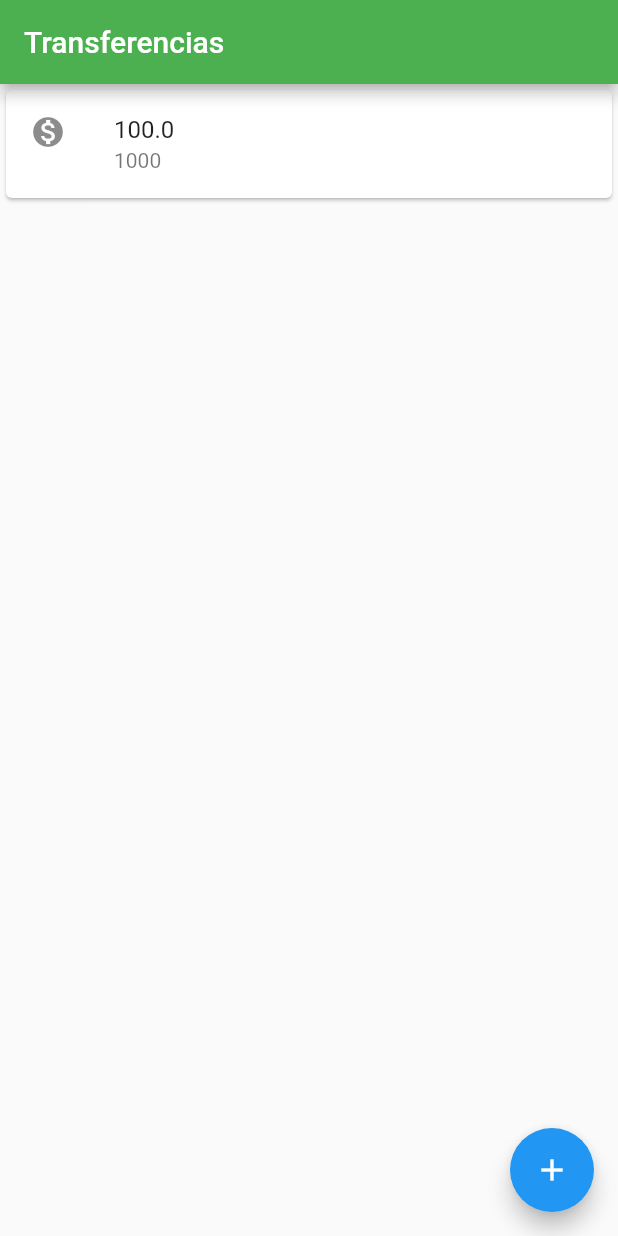
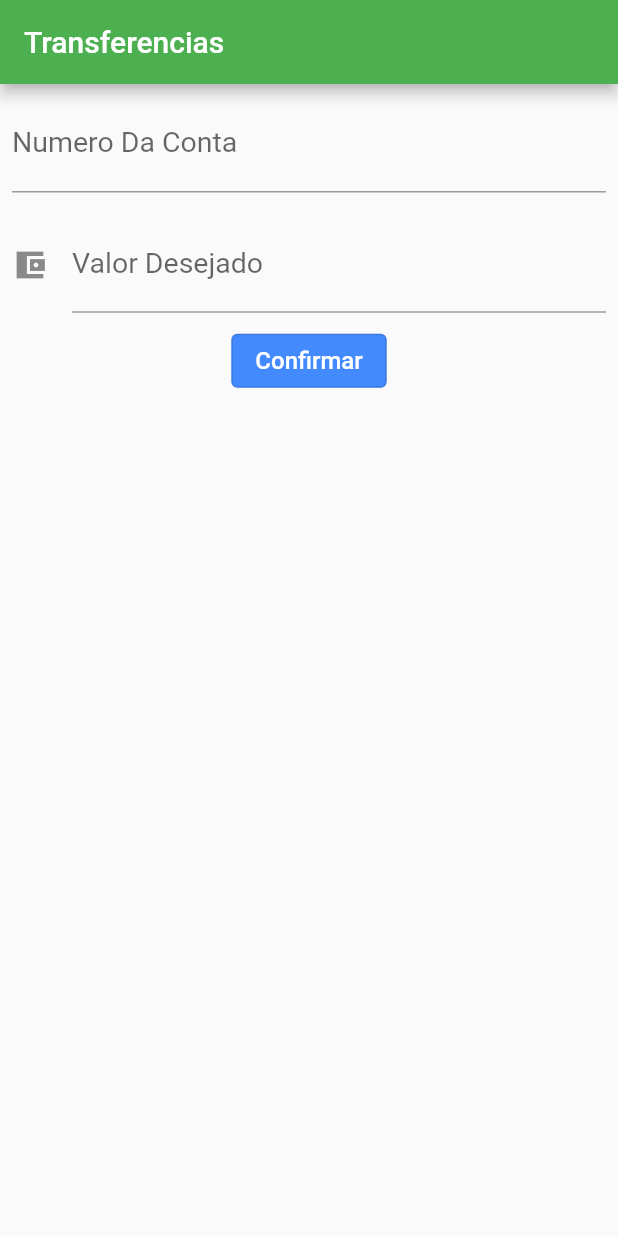
Before and after one commit to Moviopudim/Bytebank, a Flutter app: the screen it shows after launch, on a phone screen of 412 x 824 dp. Run offline on Flutter 3.47's test engine with Material 2 defaults, Android fonts, the phone set to English and light mode, and no system bars.

Commit message:
layout segunda tela

```diff
--- a/lib/main.dart
+++ b/lib/main.dart
@@ -1,31 +1,83 @@
 import 'package:flutter/material.dart';
 
-void main() => runApp(MaterialApp(
-  home: Scaffold(
-    body: listaTransferencia(),
+void main() => runApp(ByteBankApp());
 
-    appBar: AppBar(title: const Text('Transferencias'), backgroundColor: Colors.green,),
-    floatingActionButton: FloatingActionButton(
-      onPressed: () {  },
-      child: const Icon(Icons.add),
-    ),
-  ),
-) ,
-);
-
-class listaTransferencia extends StatelessWidget{
+class ByteBankApp extends StatelessWidget {
   @override
   Widget build(BuildContext context) {
-    return Column(
-      children: <Widget> [
-        ItemTransferencia(transferencia(100.0, 1000))
-      ],
-    ) ;
+    return const MaterialApp(
+        home: Scaffold(
+      body: FormularioTransferencia(),
+    ));
   }
 }
 
-class ItemTransferencia extends StatelessWidget{
+class FormularioTransferencia extends StatelessWidget {
+  const FormularioTransferencia({super.key});
 
+  get onPressed => null;
+
+  @override
+  Widget build(BuildContext context) {
+    return Scaffold(
+        appBar: AppBar(
+          title: const Text('Transferencias'),
+          backgroundColor: Colors.green,
+        ),
+        body: Column(
+          children: <Widget>[
+            const Padding(
+              padding: EdgeInsets.all(8.0),
+              child: TextField(
+                style: TextStyle(fontSize: 19.0),
+                decoration: InputDecoration(
+                    labelText: 'Numero Da Conta', hintText: 'e.g: 0000'),
+                keyboardType: TextInputType.number,
+              ),
+            ),
+            const Padding(
+              padding: EdgeInsets.all(8.0),
+              child: TextField(
+                style: TextStyle(fontSize: 19.0),
+                decoration: InputDecoration(
+                    labelText: 'Valor Desejado', hintText: 'e.g: 100.00', icon: Icon(Icons.account_balance_wallet_sharp)),
+                keyboardType: TextInputType.number,
+              ),
+            ),
+            OutlinedButton(
+                onPressed: () {},
+                style: const ButtonStyle(
+                  backgroundColor:
+                      MaterialStatePropertyAll<Color>(Colors.blueAccent),
+                ),
+                child: const Text(
+                  "Confirmar",
+                  style: TextStyle(color: Colors.white, fontSize: 16.0),
+                ))
+          ],
+        ));
+  }
+}
+
+class listaTransferencia extends StatelessWidget {
+  @override
+  Widget build(BuildContext context) {
+    return Scaffold(
+        appBar: AppBar(
+          title: const Text('Transferencias'),
+          backgroundColor: Colors.green,
+        ),
+        body: Column(
+          children: <Widget>[ItemTransferencia(transferencia(100.0, 1000))],
+        ),
+        floatingActionButton: FloatingActionButton(
+          onPressed: () {},
+          child: const Icon(Icons.add),
+        ));
+  }
+}
+
+class ItemTransferencia extends StatelessWidget {
   final transferencia _transferencia;
 
   ItemTransferencia(this._transferencia);
@@ -34,7 +86,7 @@ class ItemTransferencia extends StatelessWidget{
   Widget build(BuildContext context) {
     return Card(
       child: ListTile(
-          leading: Icon(Icons.monetization_on),
+        leading: const Icon(Icons.monetization_on),
         title: Text(_transferencia.valor.toString()),
         subtitle: Text(_transferencia.numeroConta.toString()),
       ),
@@ -42,8 +94,7 @@ class ItemTransferencia extends StatelessWidget{
   }
 }
 
-class transferencia{
-
+class transferencia {
   final double valor;
   final int numeroConta;
 
```
Lines whose indentation alone changed are shown as unchanged.
